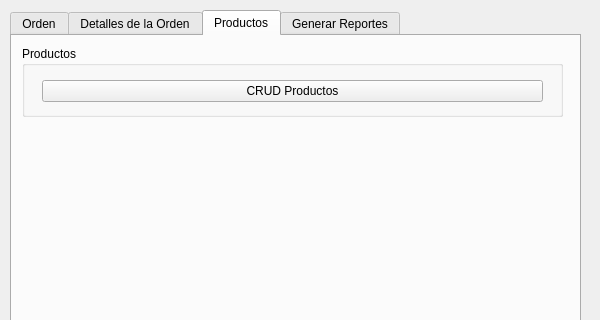
Above: mainwindow.ui from jairoaguilarts/Desktop-App-Proyect before the change; both pictures show x 0 to 600 and y 0 to 320 of the 600 by 513 pixel window. Below: the same form after it.
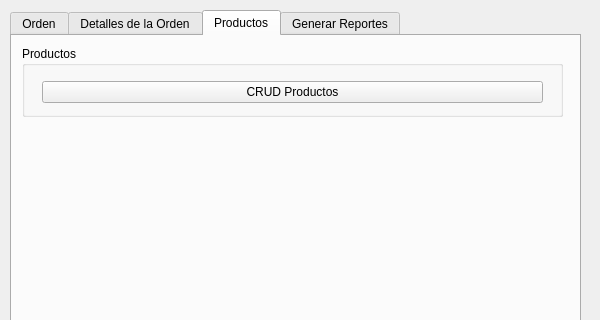
That is the form after the change. The open tabs and pages were chosen to show the change.

What changed in the file:
```diff
--- a/mainwindow.ui
+++ b/mainwindow.ui
@@ -409,7 +409,7 @@
          <x>20</x>
          <y>30</y>
          <width>501</width>
-         <height>31</height>
+         <height>32</height>
         </rect>
        </property>
        <layout class="QVBoxLayout" name="verticalLayout_6">
```
Left out of the diff: 2 changed lines with no effect on the pictures.
